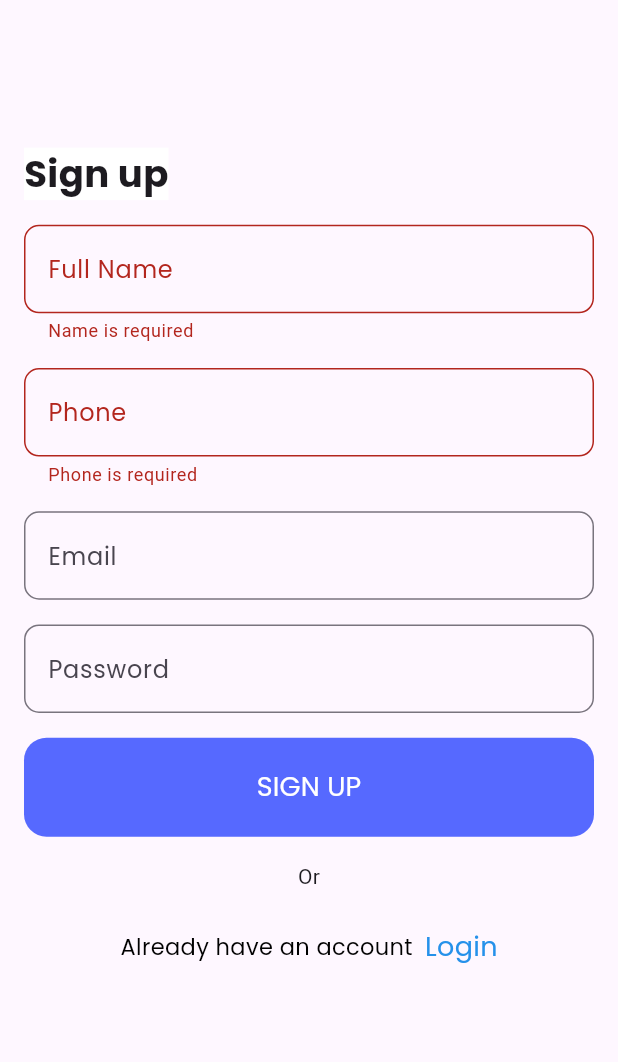
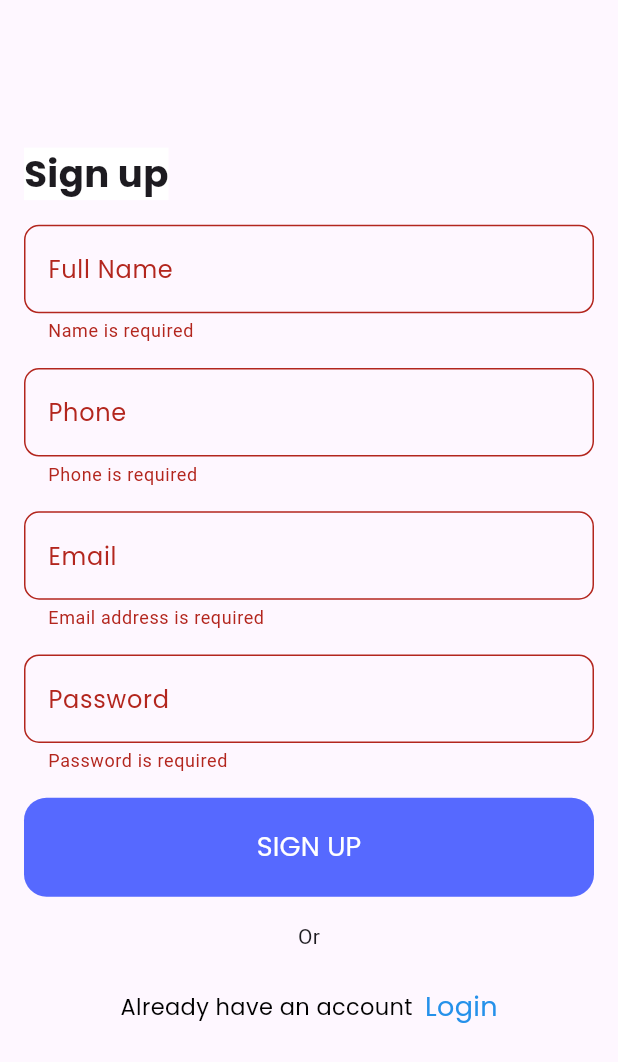
Before and after one commit to yyuvraj54/Selly, a Flutter app: the screen it shows after launch, after a tap on "SIGN UP", on a phone screen of 412 x 824 dp. Shown: the top 1062 px of the screen. Run offline on Flutter 3.47's test engine with Material 3 defaults, Android fonts, the phone set to English and light mode, and no system bars; our stand-ins replace animated_notch_bottom_bar, bloc, dio, email_validator, flutter_bloc, flutter_svg and 6 more; missing offline and left inert: dart:ffi, flutter_carousel_slider; accounts and stored records are empty.

Commit message:
signupscreen validation

```diff
--- a/lib/presentation/screens/Auth/signupPage.dart
+++ b/lib/presentation/screens/Auth/signupPage.dart
@@ -1,3 +1,4 @@
+import 'package:email_validator/email_validator.dart';
 import 'package:flutter/material.dart';
 import 'package:provider/provider.dart';
 import 'package:sellingportal/presentation/screens/Auth/loginPage.dart';
@@ -70,7 +71,13 @@ class signup extends StatelessWidget {
                   controller: provider.emailController,
                   decoration: commonInputDecoration(labelText: "Email"),
                   validator: (value) {
-                    validateUsername(value);
+                    if(value==null|| value.trim() ==""){
+                      return "Email address is required";
+                    }
+                    if(!EmailValidator.validate(value)){
+                      return "Invalid email address";
+                    }
+
                   },
                 ),
               ),
@@ -82,8 +89,11 @@ class signup extends StatelessWidget {
                   obscureText: true,
                   decoration: commonInputDecoration(labelText: "Password"),
                   validator: (value) {
-                      validatePassword(value);
-                    }),
+                    if (value == null || value.trim() == '') {
+                      return "Password is required";
+                    }
+                  },
+                ),
               ),
               Container(
                 margin: EdgeInsets.only(top: screenHeight * 0.02),
@@ -119,11 +129,7 @@ class signup extends StatelessWidget {
                                     commonTextsStyle(color: Color(0xFF2591EA)),
                               ),
                               onTap: () {
-                                Navigator.push(
-                                  context,
-                                  MaterialPageRoute(
-                                      builder: (context) => LoginPage()),
-                                );
+                                Navigator.pushNamed(context, LoginPage.routeName);
                               }),
                         ],
                       ),
```
Lines whose indentation alone changed are shown as unchanged.
